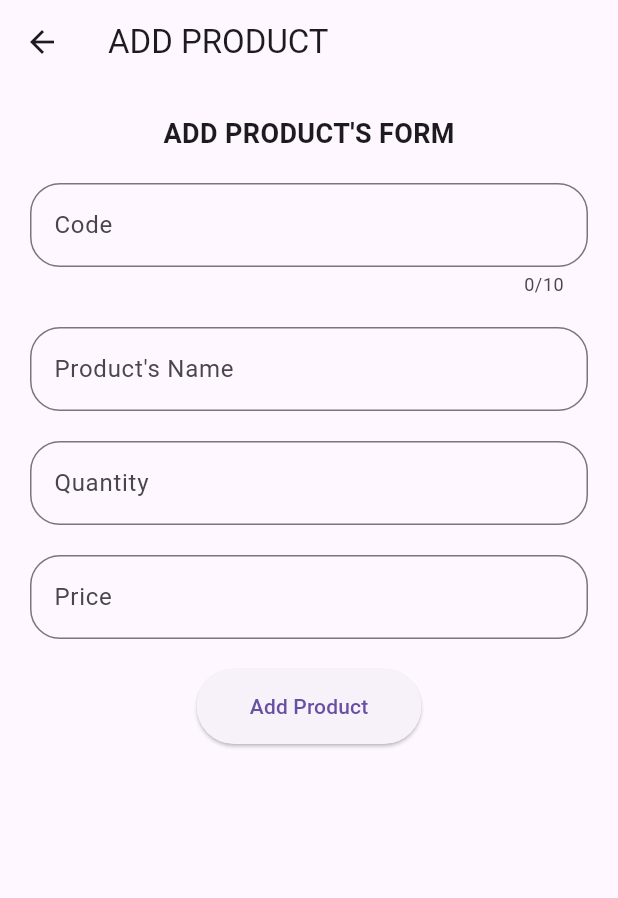
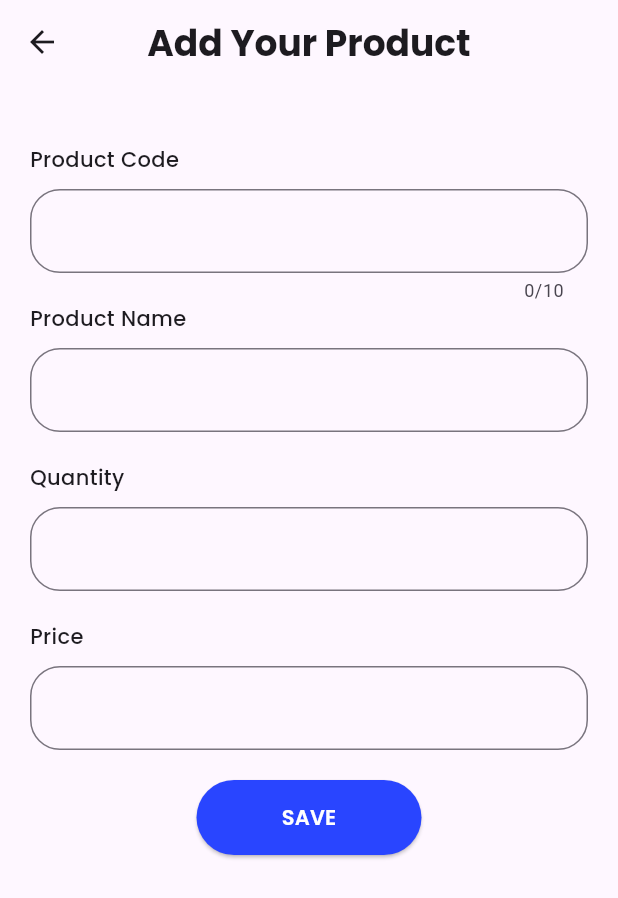
Before and after one commit to Lavina-23/qrcode, a Flutter app: the AddProductPage screen opened by its route, on a phone screen of 412 x 824 dp. Shown: the top 898 px of the screen. Run offline on Flutter 3.47's test engine with Material 3 defaults, Android fonts, the phone set to English and light mode, and no system bars; drawn by our look-alikes of reactive_forms; our stand-ins replace bloc, cloud_firestore, firebase_auth, firebase_core, flutter_bloc, go_router and 1 more; accounts and stored records are empty.

Commit message:
style: add product

```diff
--- a/lib/pages/add_product.dart
+++ b/lib/pages/add_product.dart
@@ -2,6 +2,7 @@ import 'package:flutter/material.dart';
 import 'package:qrcode/bloc/auth/auth_bloc.dart';
 import 'package:qrcode/bloc/product/product_bloc.dart';
 import 'package:qrcode/routes/router.dart';
+import 'package:qrcode/theme.dart';
 import 'package:reactive_forms/reactive_forms.dart';
 
 class AddProductPage extends StatefulWidget {
@@ -28,26 +29,26 @@ class _AddProductPageState extends State<AddProductPage> {
   Widget build(BuildContext context) {
     return Scaffold(
         appBar: AppBar(
-          title: const Text("ADD PRODUCT"),
+          title: Text(
+            "Add Your Product",
+            style: bold,
+          ),
+          centerTitle: true,
         ),
         body: ListView(
           padding: const EdgeInsets.all(20),
           children: [
-            const Column(
-              mainAxisAlignment: MainAxisAlignment.center,
-              children: [
-                Text(
-                  "ADD PRODUCT'S FORM",
-                  style: TextStyle(fontSize: 18, fontWeight: FontWeight.bold),
-                ),
-              ],
-            ),
             const SizedBox(
               height: 20,
+            ),
+            Text("Product Code", style: medium),
+            const SizedBox(
+              height: 10,
             ),
             ReactiveForm(
                 formGroup: formAddProduct,
                 child: Column(
+                  crossAxisAlignment: CrossAxisAlignment.start,
                   children: <Widget>[
                     ReactiveTextField(
                       formControlName: 'code',
@@ -59,13 +60,14 @@ class _AddProductPageState extends State<AddProductPage> {
                           borderSide: const BorderSide(),
                           borderRadius: BorderRadius.circular(20),
                         ),
-                          labelText: "Code"),
+                      ),
                       validationMessages: {
                         'required': (error) => "Product's code must not be empty !"
                       },
                     ),
+                    Text("Product Name", style: medium),
                     const SizedBox(
-                      height: 20,
+                      height: 10,
                     ),
                     ReactiveTextField(
                       formControlName: 'name',
@@ -75,13 +77,17 @@ class _AddProductPageState extends State<AddProductPage> {
                           borderSide: const BorderSide(),
                           borderRadius: BorderRadius.circular(20),
                         ),
-                          labelText: "Product's Name"),
+                      ),
                       validationMessages: {
                         'required': (error) => "Product's name must not be empty !"
                       },
                     ),
                     const SizedBox(
                       height: 20,
+                    ),
+                    Text("Quantity", style: medium),
+                    const SizedBox(
+                      height: 10,
                     ),
                     ReactiveTextField(
                       formControlName: 'qty',
@@ -92,13 +98,17 @@ class _AddProductPageState extends State<AddProductPage> {
                           borderSide: const BorderSide(),
                           borderRadius: BorderRadius.circular(20),
                         ),
-                          labelText: "Quantity"),
+                      ),
                       validationMessages: {
                         'required': (error) => "Product's quantity must not be empty !"
                       },
                     ),
                     const SizedBox(
                       height: 20,
+                    ),
+                    Text("Price", style: medium),
+                    const SizedBox(
+                      height: 10,
                     ),
                     ReactiveTextField(
                       formControlName: 'price',
@@ -109,7 +119,7 @@ class _AddProductPageState extends State<AddProductPage> {
                           borderSide: const BorderSide(),
                           borderRadius: BorderRadius.circular(20),
                         ),
-                          labelText: "Price"),
+                      ),
                       validationMessages: {
                         'required': (error) => "Product's price must not be empty !"
                       },
@@ -117,11 +127,13 @@ class _AddProductPageState extends State<AddProductPage> {
                     const SizedBox(
                       height: 20,
                     ),
-                    SizedBox(
+                    Center(
+                      child: SizedBox(
                           height: 50,
                           width: 150,
                           child: ReactiveFormConsumer(builder: (context, formAddProduct, child) {
                             return ElevatedButton(
+                              style: ElevatedButton.styleFrom(backgroundColor: primary),
                               onPressed: () {
                                 if (codeC.text.length == 10 && int.parse(qtyC.text) > 0) {
                                   context.read<ProductBloc>().add(ProductEventAddProduct(
@@ -155,11 +167,14 @@ class _AddProductPageState extends State<AddProductPage> {
                                 },
                                 builder: (context, state) {
                                   return Text(
-                                    state is ProductStateLoading ? "Loading..." : "Add Product");
+                                    state is ProductStateLoading ? "Loading..." : "SAVE",
+                                    style: semiBold.copyWith(color: Colors.white),
+                                  );
                                 },
                               ),
                             );
-                        }))
+                          })),
+                    )
                   ],
                 )),
           ],
```
Lines whose indentation alone changed are shown as unchanged.
